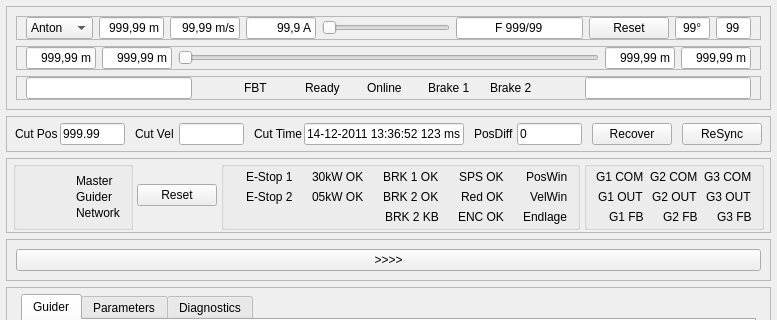
Above: src/steuerung3d/apps/yellow/yellow3.ui from martburg/qt_panda_spike_repo before the change; both pictures show x 0 to 777 and y 0 to 320 of the 777 by 625 pixel window. Below: the same form after it.
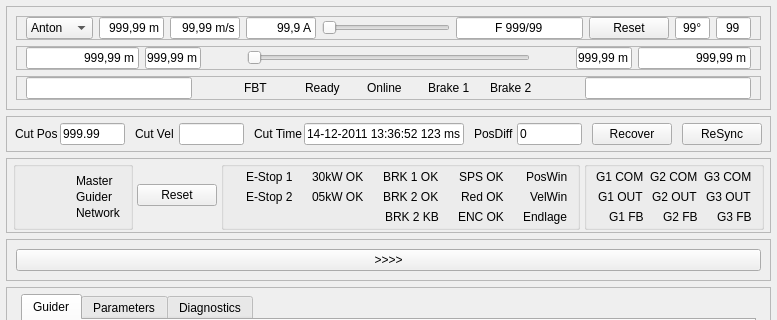
That is the form after the change.

```diff
--- a/src/steuerung3d/apps/yellow/yellow3.ui
+++ b/src/steuerung3d/apps/yellow/yellow3.ui
@@ -309,7 +309,7 @@
          <property name="frameShadow">
           <enum>QFrame::Shadow::Raised</enum>
          </property>
-         <layout class="QHBoxLayout" name="horizontalLayout_3" stretch="0,0,1,0,0">
+         <layout class="QHBoxLayout" name="horizontalLayout_3" stretch="2,1,0,5,0,1,2">
           <property name="topMargin">
            <number>0</number>
           </property>
@@ -326,7 +326,7 @@
             </property>
             <property name="maximumSize">
              <size>
-              <width>70</width>
+              <width>16777215</width>
               <height>16777215</height>
              </size>
             </property>
@@ -348,7 +348,7 @@
             </property>
             <property name="maximumSize">
              <size>
-              <width>70</width>
+              <width>16777215</width>
               <height>16777215</height>
              </size>
             </property>
@@ -360,6 +360,19 @@
             </property>
            </widget>
           </item>
+          <item>
+           <spacer name="spHdrLimitsGapLeft">
+            <property name="orientation">
+             <enum>Qt::Orientation::Horizontal</enum>
+            </property>
+            <property name="sizeHint" stdset="0">
+             <size>
+              <width>40</width>
+              <height>20</height>
+             </size>
+            </property>
+           </spacer>
+          </item>
           <item>
            <widget class="QSlider" name="sldLimitRange">
             <property name="sizePolicy">
@@ -385,6 +398,19 @@
             </property>
            </widget>
           </item>
+          <item>
+           <spacer name="spHdrLimitsGapRight">
+            <property name="orientation">
+             <enum>Qt::Orientation::Horizontal</enum>
+            </property>
+            <property name="sizeHint" stdset="0">
+             <size>
+              <width>40</width>
+              <height>20</height>
+             </size>
+            </property>
+           </spacer>
+          </item>
           <item>
            <widget class="QLineEdit" name="txtLimitUserMax">
             <property name="sizePolicy">
@@ -395,7 +421,7 @@
             </property>
             <property name="maximumSize">
              <size>
-              <width>70</width>
+              <width>16777215</width>
               <height>16777215</height>
              </size>
             </property>
@@ -417,7 +443,7 @@
             </property>
             <property name="maximumSize">
              <size>
-              <width>70</width>
+              <width>16777215</width>
               <height>16777215</height>
              </size>
             </property>
```
